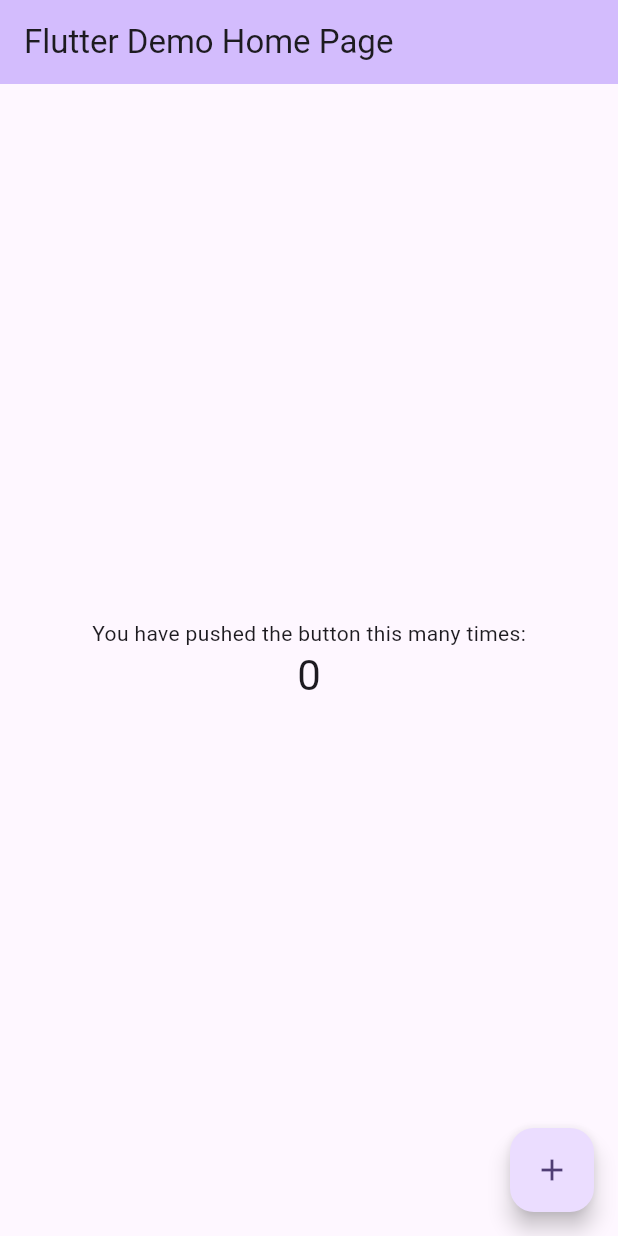
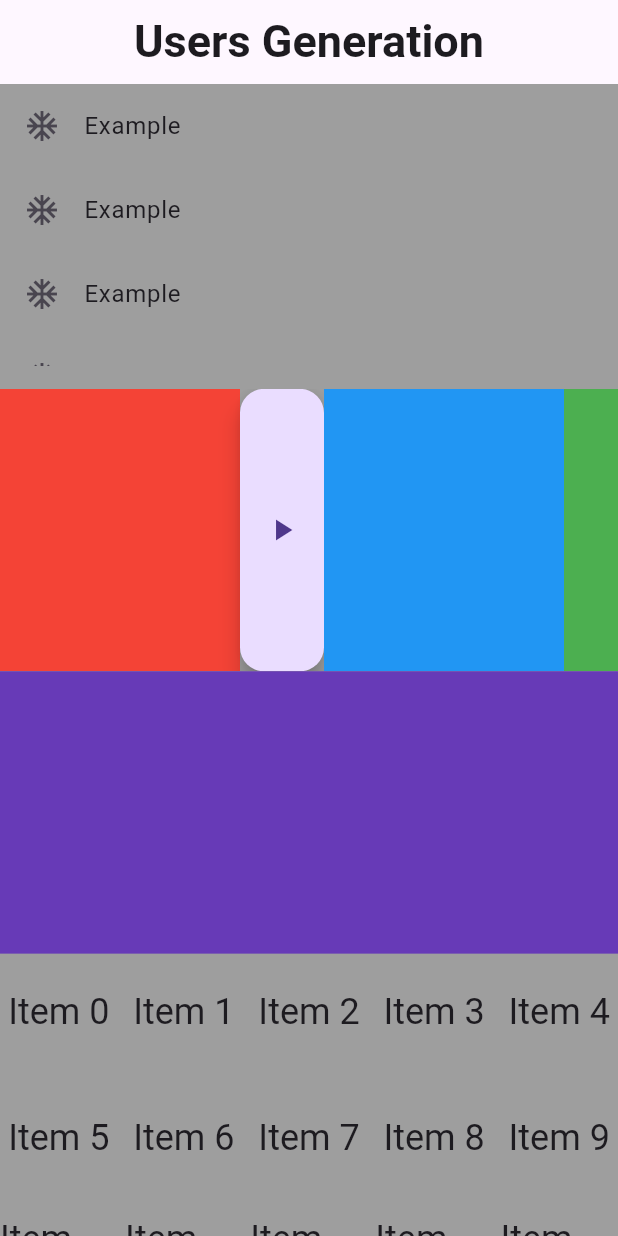
Before and after one commit to Johncross00/random_user, a Flutter app: the screen it shows after launch, on a phone screen of 412 x 824 dp. Run offline on Flutter 3.47's test engine with Material 3 defaults, Android fonts, the phone set to English and light mode, and no system bars.

Commit message:
AnimatedOpacity

```diff
--- a/lib/main.dart
+++ b/lib/main.dart
@@ -1,125 +1,17 @@
 import 'package:flutter/material.dart';
+import 'package:random_user/screen/pages/home_page.dart';
 
 void main() {
   runApp(const MyApp());
 }
-
 class MyApp extends StatelessWidget {
   const MyApp({super.key});
 
-  // This widget is the root of your application.
   @override
   Widget build(BuildContext context) {
     return MaterialApp(
-      title: 'Flutter Demo',
-      theme: ThemeData(
-        // This is the theme of your application.
-        //
-        // TRY THIS: Try running your application with "flutter run". You'll see
-        // the application has a purple toolbar. Then, without quitting the app,
-        // try changing the seedColor in the colorScheme below to Colors.green
-        // and then invoke "hot reload" (save your changes or press the "hot
-        // reload" button in a Flutter-supported IDE, or press "r" if you used
-        // the command line to start the app).
-        //
-        // Notice that the counter didn't reset back to zero; the application
-        // state is not lost during the reload. To reset the state, use hot
-        // restart instead.
-        //
-        // This works for code too, not just values: Most code changes can be
-        // tested with just a hot reload.
-        colorScheme: ColorScheme.fromSeed(seedColor: Colors.deepPurple),
-        useMaterial3: true,
-      ),
-      home: const MyHomePage(title: 'Flutter Demo Home Page'),
+      debugShowCheckedModeBanner: false,
+      home: HomePage(),
     );
   }
 }
-
-class MyHomePage extends StatefulWidget {
-  const MyHomePage({super.key, required this.title});
-
-  // This widget is the home page of your application. It is stateful, meaning
-  // that it has a State object (defined below) that contains fields that affect
-  // how it looks.
-
-  // This class is the configuration for the state. It holds the values (in this
-  // case the title) provided by the parent (in this case the App widget) and
-  // used by the build method of the State. Fields in a Widget subclass are
-  // always marked "final".
-
-  final String title;
-
-  @override
-  State<MyHomePage> createState() => _MyHomePageState();
-}
-
-class _MyHomePageState extends State<MyHomePage> {
-  int _counter = 0;
-
-  void _incrementCounter() {
-    setState(() {
-      // This call to setState tells the Flutter framework that something has
-      // changed in this State, which causes it to rerun the build method below
-      // so that the display can reflect the updated values. If we changed
-      // _counter without calling setState(), then the build method would not be
-      // called again, and so nothing would appear to happen.
-      _counter++;
-    });
-  }
-
-  @override
-  Widget build(BuildContext context) {
-    // This method is rerun every time setState is called, for instance as done
-    // by the _incrementCounter method above.
-    //
-    // The Flutter framework has been optimized to make rerunning build methods
-    // fast, so that you can just rebuild anything that needs updating rather
-    // than having to individually change instances of widgets.
-    return Scaffold(
-      appBar: AppBar(
-        // TRY THIS: Try changing the color here to a specific color (to
-        // Colors.amber, perhaps?) and trigger a hot reload to see the AppBar
-        // change color while the other colors stay the same.
-        backgroundColor: Theme.of(context).colorScheme.inversePrimary,
-        // Here we take the value from the MyHomePage object that was created by
-        // the App.build method, and use it to set our appbar title.
-        title: Text(widget.title),
-      ),
-      body: Center(
-        // Center is a layout widget. It takes a single child and positions it
-        // in the middle of the parent.
-        child: Column(
-          // Column is also a layout widget. It takes a list of children and
-          // arranges them vertically. By default, it sizes itself to fit its
-          // children horizontally, and tries to be as tall as its parent.
-          //
-          // Column has various properties to control how it sizes itself and
-          // how it positions its children. Here we use mainAxisAlignment to
-          // center the children vertically; the main axis here is the vertical
-          // axis because Columns are vertical (the cross axis would be
-          // horizontal).
-          //
-          // TRY THIS: Invoke "debug painting" (choose the "Toggle Debug Paint"
-          // action in the IDE, or press "p" in the console), to see the
-          // wireframe for each widget.
-          mainAxisAlignment: MainAxisAlignment.center,
-          children: <Widget>[
-            const Text(
-              'You have pushed the button this many times:',
-            ),
-            Text(
-              '$_counter',
-              style: Theme.of(context).textTheme.headlineMedium,
-            ),
-          ],
-        ),
-      ),
-      floatingActionButton: FloatingActionButton(
-        onPressed: _incrementCounter,
-        tooltip: 'Increment',
-        child: const Icon(Icons.add),
-      ), // This trailing comma makes auto-formatting nicer for build methods.
-    );
-  }
-}
--- /dev/null
+++ b/lib/screen/pages/home_page.dart
@@ -0,0 +1,151 @@
+import 'package:flutter/material.dart';
+class HomePage extends StatefulWidget {
+  const HomePage({super.key});
+
+  @override
+  State<HomePage> createState() => _HomePageState();
+}
+
+class _HomePageState extends State<HomePage> {
+  bool _visible = true;
+  @override
+  Widget build(BuildContext context) {
+    return Scaffold(
+      appBar: AppBar(
+        title: const Text(
+          "Users Generation",
+          style: TextStyle(
+            fontSize: 30,
+            fontWeight: FontWeight.w700,
+          ),
+        ),
+        centerTitle: true,
+      ),
+      body: Container(
+        color: Colors.grey,
+        child: Column(
+          children: [
+            Flexible(
+              flex: 1,
+              child: ListView(
+                children: <Widget>[
+                  ListTile(
+                    leading: Icon(Icons.ac_unit),
+                    title: Text("Example"),
+                  ),
+                  ListTile(
+                    leading: Icon(Icons.ac_unit),
+                    title: Text("Example"),
+                  ),ListTile(
+                    leading: Icon(Icons.ac_unit),
+                    title: Text("Example"),
+                  ),ListTile(
+                    leading: Icon(Icons.ac_unit),
+                    title: Text("Example"),
+                  ),ListTile(
+                    leading: Icon(Icons.ac_unit),
+                    title: Text("Example"),
+                  ),ListTile(
+                    leading: Icon(Icons.ac_unit),
+                    title: Text("Example"),
+                  ),ListTile(
+                    leading: Icon(Icons.ac_unit),
+                    title: Text("Example"),
+                  ),ListTile(
+                    leading: Icon(Icons.ac_unit),
+                    title: Text("Example"),
+                  ),ListTile(
+                    leading: Icon(Icons.ac_unit),
+                    title: Text("Example"),
+                  ),ListTile(
+                    leading: Icon(Icons.ac_unit),
+                    title: Text("Example"),
+                  ),ListTile(
+                    leading: Icon(Icons.ac_unit),
+                    title: Text("Example"),
+                  ),ListTile(
+                    leading: Icon(Icons.ac_unit),
+                    title: Text("Example"),
+                  ),ListTile(
+                    leading: Icon(Icons.ac_unit),
+                    title: Text("Example"),
+                  ),ListTile(
+                    leading: Icon(Icons.ac_unit),
+                    title: Text("Example"),
+                  ),ListTile(
+                    leading: Icon(Icons.ac_unit),
+                    title: Text("Example"),
+                  ),
+                ],
+              ),
+            ),
+            SizedBox(height: 15), // Espace de 15 pixels
+            Expanded(
+              child: Container(
+                child: ListView(
+                  scrollDirection: Axis.horizontal,
+                  children: <Widget>[
+                    AnimatedOpacity(
+                      opacity: _visible? 1.0 : 0.0,
+                      duration: Duration(seconds: 2),
+                      child: Container(
+                        width: 160,
+                        color: Colors.red,
+                      ),
+                    ),
+                    FloatingActionButton(onPressed: (){
+                      setState(() {
+                        _visible = !_visible;
+                      });
+                    },child: Icon(Icons.play_arrow),),
+                    Container(
+                      width: 160,
+                      color: Colors.blue,
+                    ),
+                    Container(
+                      width: 160,
+                      color: Colors.green,
+                    ),
+                    AnimatedIcon(icon: AnimatedIcons.arrow_menu, progress: kAlwaysCompleteAnimation),
+                    Container(
+                      width: 160,
+                      color: Colors.yellow,
+                    ),
+                    Container(
+                      width: 160,
+                      color: Colors.orange,
+                    ),
+                  ],
+                ),
+              ),
+            ),
+            Expanded(
+              child: Container(
+                color: Colors.deepPurple,
+              ),
+            ),
+            Expanded(
+              child: GridView.count(
+                // Create a grid with 2 columns. If you change the scrollDirection to
+                // horizontal, this produces 2 rows.
+                crossAxisCount: 5,
+                mainAxisSpacing: 5,
+                crossAxisSpacing: 5,
+                scrollDirection: Axis.vertical,
+                // Generate 100 widgets that display their index in the List.
+                children: List.generate(100, (index) {
+                  return Center(
+                    child: Text(
+                      'Item $index',
+                      style: Theme.of(context).textTheme.headlineSmall,
+                    ),
+                  );
+                }),
+              ),
+            ),
+          ],
+        ),
+      ),
+    );
+  }
+}
--- a/pubspec.yaml
+++ b/pubspec.yaml
@@ -35,6 +35,7 @@ dependencies:
   # The following adds the Cupertino Icons font to your application.
   # Use with the CupertinoIcons class for iOS style icons.
   cupertino_icons: ^1.0.2
+  http: ^1.2.0
 
 dev_dependencies:
   flutter_test:
```
Also changed, not shown: pubspec.lock.
